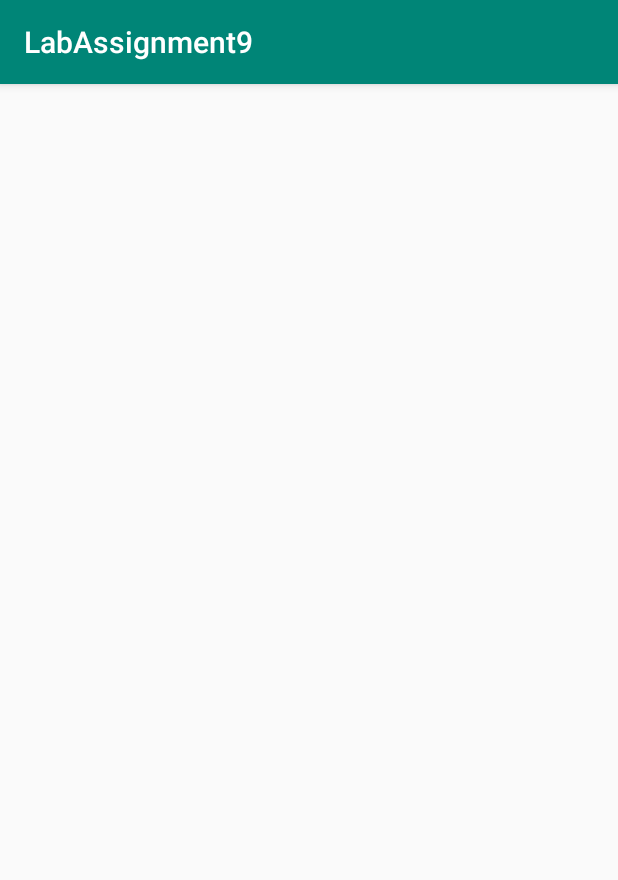
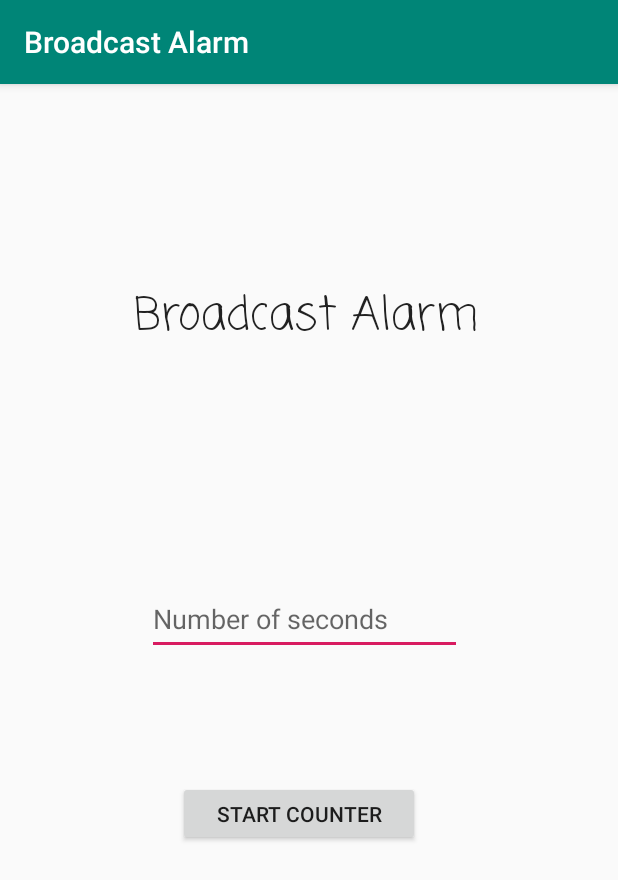
Before and after one commit to Ignis17/CS355, an Android app: the screen it shows after launch (MainActivity), on a phone screen of 412 x 824 dp. Shown: the top 880 px of the screen. Run offline under Robolectric (Android 15) with nearby library versions, the phone set to English and light mode, and no system bars.

Commit message:
new changes: Lab assignment 9

```diff
--- a/AndroidStudio/LabAssignment9/app/build.gradle
+++ b/AndroidStudio/LabAssignment9/app/build.gradle
@@ -21,8 +21,8 @@ android {
 dependencies {
     implementation fileTree(dir: 'libs', include: ['*.jar'])
     implementation 'com.android.support:appcompat-v7:28.0.0'
-    implementation 'com.android.support.constraint:constraint-layout:1.1.3'
-    testImplementation 'junit:junit:4.12'
+    implementation 'com.android.support.constraint:constraint-layout:2.0.0-alpha5'
+    testImplementation 'junit:junit:4.13-beta-2'
     androidTestImplementation 'com.android.support.test:runner:1.0.2'
     androidTestImplementation 'com.android.support.test.espresso:espresso-core:3.0.2'
 }
--- a/AndroidStudio/LabAssignment9/app/src/main/AndroidManifest.xml
+++ b/AndroidStudio/LabAssignment9/app/src/main/AndroidManifest.xml
@@ -2,6 +2,7 @@
 <manifest xmlns:android="http://schemas.android.com/apk/res/android"
     package="com.example.labassignment9">
 
+    <uses-permission android:name="android.permission.VIBRATE"/>
     <application
         android:allowBackup="true"
         android:icon="@mipmap/ic_launcher"
@@ -16,6 +17,8 @@
                 <category android:name="android.intent.category.LAUNCHER" />
             </intent-filter>
         </activity>
+
+        <receiver android:name=".AlarmBroadcastReceiver"/>
     </application>
 
 </manifest>
--- /dev/null
+++ b/AndroidStudio/LabAssignment9/app/src/main/java/com/example/labassignment9/AlarmBroadcastReceiver.java
@@ -0,0 +1,19 @@
+package com.example.labassignment9;
+
+import android.content.BroadcastReceiver;
+import android.content.Context;
+import android.content.Intent;
+import android.os.Vibrator;
+import android.widget.Toast;
+
+public class AlarmBroadcastReceiver extends BroadcastReceiver {
+
+    @Override
+    public void onReceive(Context context, Intent intent){
+        Toast.makeText(context, "Time to get up!!!",Toast.LENGTH_LONG).show();
+        // Vibrate phone using vibrator service
+        Vibrator vibrator = (Vibrator) context.getSystemService(Context.VIBRATOR_SERVICE);
+        vibrator.vibrate(4000);
+    }
+
+}
--- a/AndroidStudio/LabAssignment9/app/src/main/java/com/example/labassignment9/MainActivity.java
+++ b/AndroidStudio/LabAssignment9/app/src/main/java/com/example/labassignment9/MainActivity.java
@@ -1,13 +1,32 @@
 package com.example.labassignment9;
 
+import android.app.AlarmManager;
+import android.app.PendingIntent;
+import android.content.Intent;
 import android.support.v7.app.AppCompatActivity;
 import android.os.Bundle;
+import android.view.View;
+import android.widget.EditText;
+import android.widget.Toast;
 
 public class MainActivity extends AppCompatActivity {
-
+    EditText text;
     @Override
     protected void onCreate(Bundle savedInstanceState) {
         super.onCreate(savedInstanceState);
         setContentView(R.layout.activity_main);
+        text = findViewById(R.id.time);
+    }
+
+    public void startAlert(View view){
+
+        int i = Integer.parseInt(text.getText().toString());
+        Intent intent = new Intent(this, AlarmBroadcastReceiver.class);
+        PendingIntent pendingIntent =
+                PendingIntent.getBroadcast
+                        (this.getApplicationContext(),23432,intent,0);
+        AlarmManager alarmManager = (AlarmManager) getSystemService(ALARM_SERVICE);
+        alarmManager.set(AlarmManager.RTC_WAKEUP,System.currentTimeMillis() + (i * 1000), pendingIntent);
+        Toast.makeText(this, "Alarm set for " + i + " seconds.", Toast.LENGTH_LONG).show();
     }
 }
--- a/AndroidStudio/LabAssignment9/app/src/main/res/layout/activity_main.xml
+++ b/AndroidStudio/LabAssignment9/app/src/main/res/layout/activity_main.xml
@@ -6,4 +6,54 @@
     android:layout_height="match_parent"
     tools:context=".MainActivity">
 
+    <EditText
+        android:id="@+id/time"
+        android:layout_width="210dp"
+        android:layout_height="48dp"
+        android:layout_marginStart="8dp"
+        android:layout_marginEnd="8dp"
+        android:layout_marginBottom="84dp"
+        android:ems="10"
+        android:hint="Number of seconds"
+        android:inputType="numberDecimal"
+        app:layout_constraintBottom_toTopOf="@+id/ok"
+        app:layout_constraintEnd_toEndOf="parent"
+        app:layout_constraintHorizontal_bias="0.485"
+        app:layout_constraintStart_toStartOf="parent"
+        tools:ignore="HardcodedText" />
+
+    <Button
+        android:id="@+id/ok"
+        android:layout_width="161dp"
+        android:layout_height="43dp"
+        android:layout_marginStart="8dp"
+        android:layout_marginEnd="8dp"
+        android:layout_marginBottom="260dp"
+        android:onClick="startAlert"
+        android:text="@string/start_counter"
+        app:layout_constraintBottom_toBottomOf="parent"
+        app:layout_constraintEnd_toEndOf="parent"
+        app:layout_constraintHorizontal_bias="0.473"
+        app:layout_constraintStart_toStartOf="parent" />
+
+    <TextView
+        android:id="@+id/title"
+        android:layout_width="wrap_content"
+        android:layout_height="wrap_content"
+        android:layout_marginStart="8dp"
+        android:layout_marginTop="8dp"
+        android:layout_marginEnd="8dp"
+        android:layout_marginBottom="8dp"
+        android:fontFamily="casual"
+        android:text="@string/broadcast_alarm"
+        android:textAppearance="@style/TextAppearance.AppCompat.Large"
+        android:textSize="30sp"
+        android:typeface="sans"
+        app:layout_constraintBottom_toTopOf="@+id/time"
+        app:layout_constraintEnd_toEndOf="parent"
+        app:layout_constraintHorizontal_bias="0.491"
+        app:layout_constraintStart_toStartOf="parent"
+        app:layout_constraintTop_toTopOf="parent"
+        app:layout_constraintVertical_bias="0.458" />
+
 </android.support.constraint.ConstraintLayout>
--- a/AndroidStudio/LabAssignment9/app/src/main/res/values/strings.xml
+++ b/AndroidStudio/LabAssignment9/app/src/main/res/values/strings.xml
@@ -1,3 +1,5 @@
 <resources>
-    <string name="app_name">LabAssignment9</string>
+    <string name="app_name">Broadcast Alarm</string>
+    <string name="start_counter">Start Counter</string>
+    <string name="broadcast_alarm">Broadcast Alarm</string>
 </resources>
```
Also changed, not shown: AndroidStudio/LabAssignment9/gradle/wrapper/gradle-wrapper.properties.
